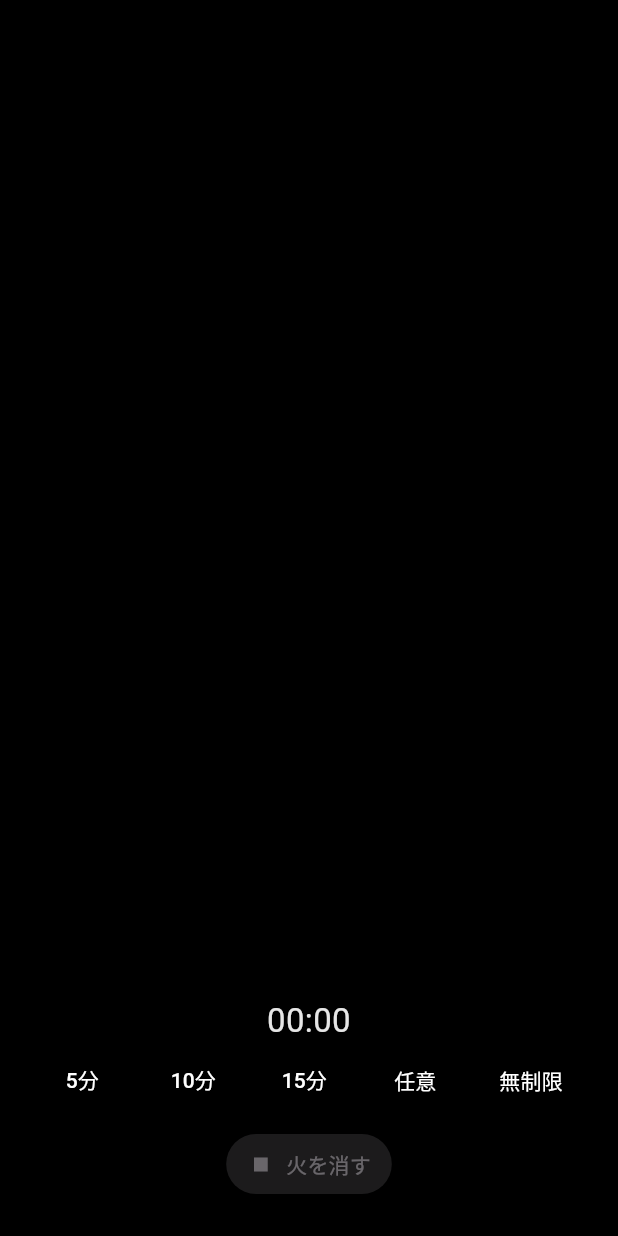
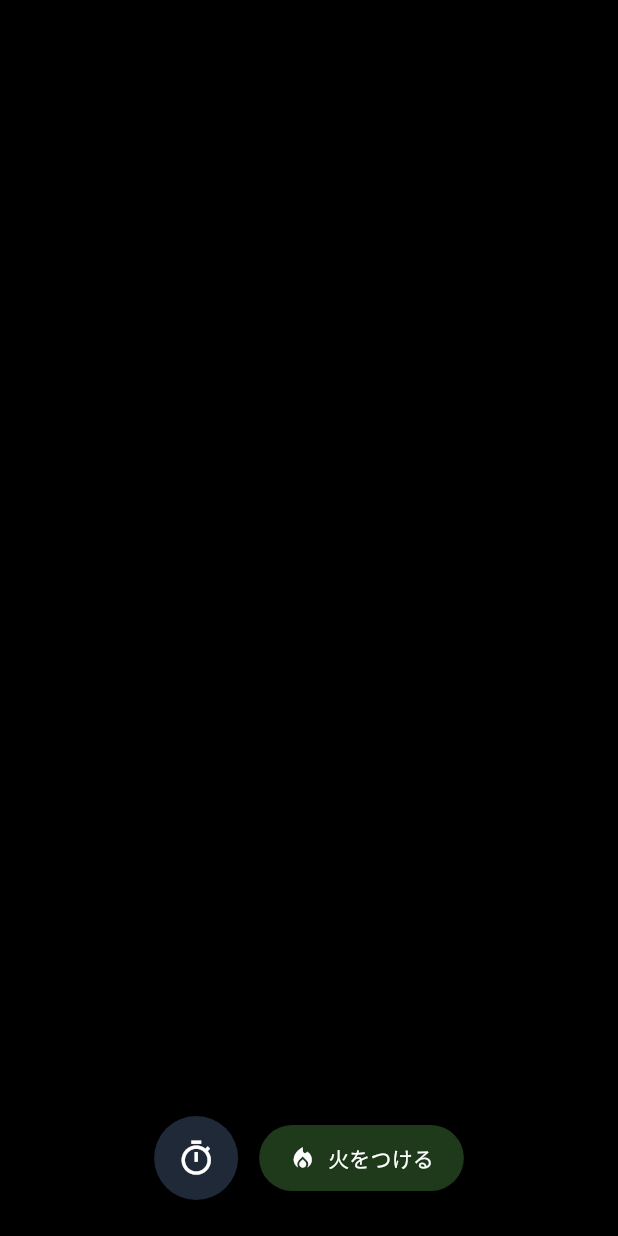
Before and after one commit to ys980323/bonfire, a Flutter app: the screen it shows after launch, on a phone screen of 412 x 824 dp. Run offline on Flutter 3.47's test engine with Material 3 defaults, Android fonts, the phone set to English and light mode, and no system bars; our stand-ins replace audioplayers, wakelock_plus.

Commit message:
キャンプファイヤー画面にUI表示用の点火状態を追加し、タイマーの開始・キャンセル時にUIの状態を更新。カウントダウン表示を稼働中のみ表示するように変更し、ボタンのレイアウトを整理。

```diff
--- a/lib/main.dart
+++ b/lib/main.dart
@@ -39,6 +39,7 @@ class _CampfireScreenState extends State<CampfireScreen>
   double _currentVolume = 0.0;
   double _userVolume = 0.6; // ユーザー設定音量(0.0-1.0)
   bool _isUnlimited = false; // 無制限モード
+  bool _uiFireOn = false; // UI表示用の点火状態（即時切替用）
 
   Duration _remaining = Duration.zero;
   DateTime? _endAt;
@@ -100,6 +101,9 @@ class _CampfireScreenState extends State<CampfireScreen>
 
   void _startTimer(Duration duration) async {
     _isUnlimited = false;
+    setState(() {
+      _uiFireOn = true;
+    });
     _endAt = DateTime.now().add(duration);
     setState(() {
       _remaining = duration;
@@ -123,6 +127,9 @@ class _CampfireScreenState extends State<CampfireScreen>
 
   Future<void> _startUnlimited() async {
     _isUnlimited = true;
+    setState(() {
+      _uiFireOn = true;
+    });
     _endAt = null;
     setState(() {
       _remaining = Duration.zero;
@@ -143,7 +150,10 @@ class _CampfireScreenState extends State<CampfireScreen>
     } catch (_) {}
   }
 
-  void _cancelTimerAndExtinguish() async {
+  Future<void> _cancelTimerAndExtinguish() async {
+    setState(() {
+      _uiFireOn = false; // まずUIを消灯状態に
+    });
     _endAt = null;
     _isUnlimited = false;
     setState(() {
@@ -245,70 +255,41 @@ class _CampfireScreenState extends State<CampfireScreen>
                 child: Column(
                   mainAxisSize: MainAxisSize.min,
                   children: [
-                    // タイマー表示
-                    AnimatedBuilder(
-                      animation: _flameController,
-                      builder: (context, _) {
-                        final on = _flameController.value > 0.0;
-                        return Text(
-                          on
-                              ? (_isUnlimited
-                                  ? '∞'
-                                  : _formatDuration(_remaining))
-                              : '00:00',
+                    // カウントダウンは稼働中のみ表示
+                    if (_isTimerRunning && !_isUnlimited)
+                      Text(
+                        _formatDuration(_remaining),
                         textAlign: TextAlign.center,
                         style: TextStyle(
                           color: Colors.white.withOpacity(0.9),
                           fontSize: 22,
                           fontFeatures: const [FontFeature.tabularFigures()],
                         ),
-                        );
+                      ),
+                    const SizedBox(height: 10),
+                    // 時計ボタン + 火のトグル
+                    Row(
+                      mainAxisAlignment: MainAxisAlignment.center,
+                      children: [
+                        _IconCircleButton(
+                          icon: Icons.timer_outlined,
+                          onPressed: _openTimerSheet,
+                        ),
+                        const SizedBox(width: 14),
+                        _FireToggleButton(
+                          isOn: _uiFireOn,
+                          onToggleOn: () async {
+                            setState(() {
+                              _uiFireOn = true;
+                            });
+                            await _startUnlimited();
                           },
-                    ),
-                    // プリセット + 任意 + 無制限
-                    Wrap(
-                      alignment: WrapAlignment.center,
-                      spacing: 10,
-                      runSpacing: 8,
-                      children: [
-                        _TimeButton(
-                          label: '5分',
-                          onPressed:
-                              () => _startTimer(const Duration(minutes: 5)),
-                          enabled: !_isTimerRunning,
-                        ),
-                        _TimeButton(
-                          label: '10分',
-                          onPressed:
-                              () => _startTimer(const Duration(minutes: 10)),
-                          enabled: !_isTimerRunning,
-                        ),
-                        _TimeButton(
-                          label: '15分',
-                          onPressed:
-                              () => _startTimer(const Duration(minutes: 15)),
-                          enabled: !_isTimerRunning,
-                        ),
-                        _TimeButton(
-                          label: '任意',
-                          onPressed: () async {
-                            final d = await _pickCustomDuration(context);
-                            if (d != null && d > Duration.zero) {
-                              _startTimer(d);
-                            }
+                          onToggleOff: () async {
+                            setState(() {
+                              _uiFireOn = false;
+                            });
+                            await _cancelTimerAndExtinguish();
                           },
-                          enabled: !_isTimerRunning,
-                        ),
-                        _TimeButton(
-                          label: '無制限',
-                          onPressed: _startUnlimited,
-                          enabled: !_isTimerRunning,
-                        ),
-                        _StopButton(
-                          onPressed:
-                              _isTimerRunning
-                                  ? _cancelTimerAndExtinguish
-                                  : null,
                         ),
                       ],
                     ),
@@ -321,46 +302,54 @@ class _CampfireScreenState extends State<CampfireScreen>
       ),
     );
   }
+
+  Future<void> _openTimerSheet() async {
+    await showModalBottomSheet(
+      context: context,
+      backgroundColor: const Color(0xFF0B0B0B),
+      shape: const RoundedRectangleBorder(
+        borderRadius: BorderRadius.vertical(top: Radius.circular(16)),
+      ),
+      builder: (bctx) {
+        return SafeArea(
+          child: Padding(
+            padding: const EdgeInsets.symmetric(horizontal: 16, vertical: 12),
+            child: Wrap(
+              runSpacing: 10,
+              spacing: 10,
+              alignment: WrapAlignment.center,
+              children: [
+                _SheetButton(
+                  label: '5分',
+                  onTap: () => _startTimer(const Duration(minutes: 5)),
+                ),
+                _SheetButton(
+                  label: '10分',
+                  onTap: () => _startTimer(const Duration(minutes: 10)),
+                ),
+                _SheetButton(
+                  label: '15分',
+                  onTap: () => _startTimer(const Duration(minutes: 15)),
+                ),
+                _SheetButton(
+                  label: '任意',
+                  onTap: () async {
+                    final d = await _pickCustomDuration(bctx);
+                    if (d != null && d > Duration.zero) {
+                      _startTimer(d);
                     }
-
-class _TimeButton extends StatelessWidget {
-  final String label;
-  final VoidCallback? onPressed;
-  final bool enabled;
-  const _TimeButton({
-    required this.label,
-    required this.onPressed,
-    required this.enabled,
-  });
-
-  @override
-  Widget build(BuildContext context) {
-    return ElevatedButton(
-      onPressed: enabled ? onPressed : null,
-      style: ElevatedButton.styleFrom(
-        backgroundColor: Colors.black,
-        foregroundColor: Colors.white,
-        padding: const EdgeInsets.symmetric(horizontal: 14, vertical: 10),
+                  },
                 ),
-      child: Text(label),
+                _SheetButton(label: '無制限', onTap: _startUnlimited),
+                _SheetButton(
+                  label: '閉じる',
+                  onTap: () => Navigator.of(bctx).pop(),
+                ),
+              ],
+            ),
+          ),
         );
-  }
-}
-
-class _StopButton extends StatelessWidget {
-  final VoidCallback? onPressed;
-  const _StopButton({this.onPressed});
-  @override
-  Widget build(BuildContext context) {
-    return ElevatedButton.icon(
-      onPressed: onPressed,
-      icon: const Icon(Icons.stop, size: 18),
-      label: const Text('火を消す'),
-      style: ElevatedButton.styleFrom(
-        backgroundColor: const Color(0xFF5A2A2A),
-        foregroundColor: Colors.white,
-        padding: const EdgeInsets.symmetric(horizontal: 14, vertical: 10),
-      ),
+      },
     );
   }
 }
@@ -583,3 +572,74 @@ Future<Duration?> _pickCustomDuration(BuildContext context) async {
   );
   return result;
 }
+
+class _IconCircleButton extends StatelessWidget {
+  final IconData icon;
+  final VoidCallback onPressed;
+  const _IconCircleButton({required this.icon, required this.onPressed});
+
+  @override
+  Widget build(BuildContext context) {
+    return SizedBox(
+      width: 56,
+      height: 56,
+      child: Material(
+        color: const Color(0xFF1F2937),
+        shape: const CircleBorder(),
+        child: InkWell(
+          customBorder: const CircleBorder(),
+          onTap: onPressed,
+          child: Icon(icon, color: Colors.white, size: 26),
+        ),
+      ),
+    );
+  }
+}
+
+class _FireToggleButton extends StatelessWidget {
+  final bool isOn;
+  final VoidCallback onToggleOn;
+  final VoidCallback onToggleOff;
+  const _FireToggleButton({
+    required this.isOn,
+    required this.onToggleOn,
+    required this.onToggleOff,
+  });
+
+  @override
+  Widget build(BuildContext context) {
+    return ElevatedButton.icon(
+      onPressed: isOn ? onToggleOff : onToggleOn,
+      icon: Icon(isOn ? Icons.stop : Icons.local_fire_department, size: 18),
+      label: Text(isOn ? '火を消す' : '火をつける'),
+      style: ElevatedButton.styleFrom(
+        backgroundColor:
+            isOn ? const Color(0xFF5A2A2A) : const Color(0xFF1E3A1A),
+        foregroundColor: Colors.white,
+        padding: const EdgeInsets.symmetric(horizontal: 20, vertical: 12),
+      ),
+    );
+  }
+}
+
+class _SheetButton extends StatelessWidget {
+  final String label;
+  final VoidCallback onTap;
+  const _SheetButton({required this.label, required this.onTap});
+
+  @override
+  Widget build(BuildContext context) {
+    return ElevatedButton(
+      onPressed: () {
+        Navigator.of(context).pop();
+        onTap();
+      },
+      style: ElevatedButton.styleFrom(
+        backgroundColor: const Color(0xFF111827),
+        foregroundColor: Colors.white,
+        padding: const EdgeInsets.symmetric(horizontal: 16, vertical: 12),
+      ),
+      child: Text(label),
+    );
+  }
+}
```
Lines whose indentation alone changed are shown as unchanged.
